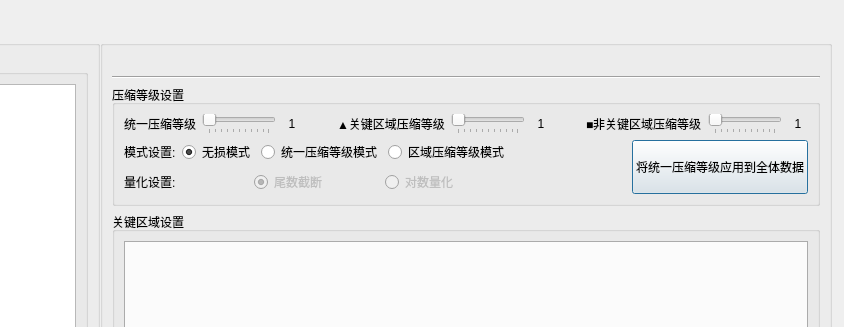
hu-shuhan/editOpeniGame, file Qt/Resources/UI/igMeshCodecDialog.ui: the form before one commit; both pictures show x 156 to 1000 and y 0 to 327 of the 1000 by 600 pixel window.
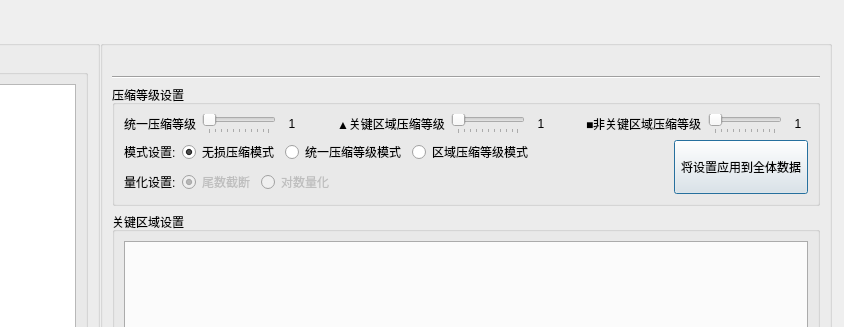
The form after the commit.

Diff of the .ui file:
```diff
--- a/Qt/Resources/UI/igMeshCodecDialog.ui
+++ b/Qt/Resources/UI/igMeshCodecDialog.ui
@@ -352,7 +352,7 @@
 										 <item>
 											 <widget class="QRadioButton" name="radioLossless">
 												 <property name="text">
-													 <string>无损模式</string>
+													 <string>无损压缩模式</string>
 												 </property>
 												 <property name="checked">
 													 <bool>true</bool>
@@ -422,6 +422,19 @@
 												 </attribute>
 											 </widget>
 										 </item>
+										 <item>
+											 <spacer name="horizontalSpacer_quantization">
+												 <property name="orientation">
+													 <enum>Qt::Horizontal</enum>
+												 </property>
+												 <property name="sizeHint" stdset="0">
+													 <size>
+														 <width>40</width>
+														 <height>20</height>
+													 </size>
+												 </property>
+											 </spacer>
+										 </item>
 									 </layout>
 								 </item>
 							 </layout>
@@ -448,7 +461,7 @@
 									 </sizepolicy>
 								 </property>
 								 <property name="text">
-									 <string>将统一压缩等级应用到全体数据</string>
+									 <string>将设置应用到全体数据</string>
 								 </property>
 							 </widget>
 						 </item>
```
